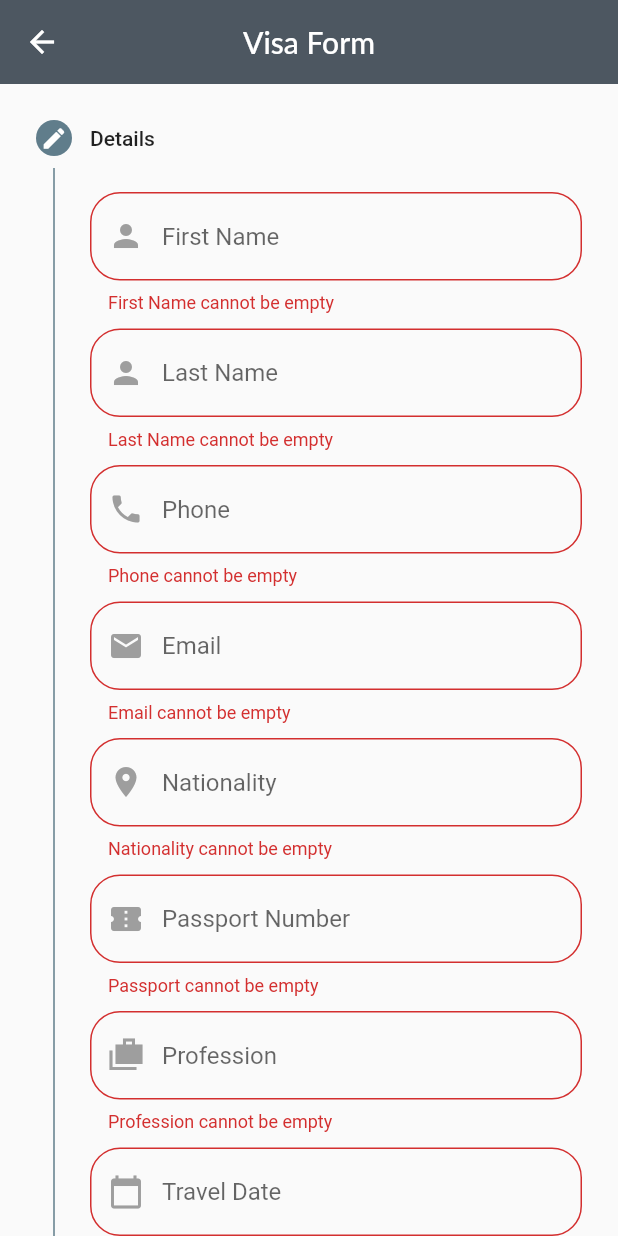
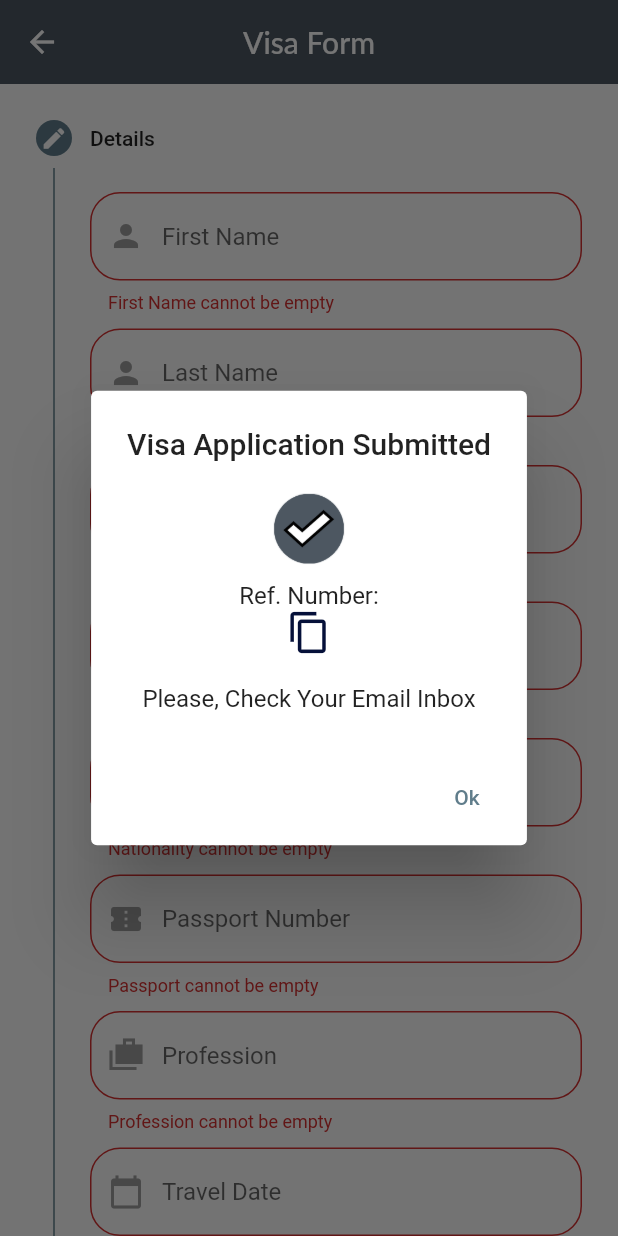
Before and after one commit to etEthiopia/emira_mob, a Flutter app: the VisaFormPage screen opened directly with empty values, after a tap on "Continue", on a phone screen of 412 x 824 dp. Run offline on Flutter 3.47's test engine with Material 2 defaults, Android fonts, the phone set to English and light mode, and no system bars; our stand-ins replace cloud_firestore, country_picker, curved_navigation_bar, file_picker, firebase_auth, firebase_core and 7 more; accounts and stored records are empty; Roboto replaces fonts that are missing (Lato).

Commit message:
refnum copy, new firebase, new imagepicker

```diff
--- a/lib/screens/visa/visa_form.dart
+++ b/lib/screens/visa/visa_form.dart
@@ -10,6 +10,7 @@ import 'package:emira_all_in_one_mob/theme/app_theme.dart';
 import 'package:firebase_auth/firebase_auth.dart';
 import 'package:flutter/material.dart';
 import 'package:emira_all_in_one_mob/services/app_localizations.dart';
+import 'package:flutter/services.dart';
 import 'package:intl/intl.dart';
 import 'package:country_picker/country_picker.dart';
 import 'package:url_launcher/url_launcher.dart';
@@ -180,10 +181,31 @@ class VisaFormPageState extends State<VisaFormPage> {
                       Text(
                           "${AppLocalizations.of(context)!.translate("reference_number")}: ",
                           textAlign: TextAlign.center),
-                      Text(
-                        refnum,
-                        textAlign: TextAlign.center,
-                        style: TextStyle(fontWeight: FontWeight.bold),
+                      Row(
+                        mainAxisAlignment: MainAxisAlignment.center,
+                        children: [
+                          Text(
+                            refnum,
+                            textAlign: TextAlign.center,
+                            style: TextStyle(fontWeight: FontWeight.bold),
+                          ),
+                          InkWell(
+                            child: Icon(
+                              Icons.copy,
+                              size: 30,
+                              color: blueblack,
+                            ),
+                            onTap: () {
+                              Clipboard.setData(ClipboardData(text: refnum))
+                                  .then((cd) => {
+                                        ScaffoldMessenger.of(context)
+                                            .showSnackBar(const SnackBar(
+                                          content: Text('Copied'),
+                                        ))
+                                      });
+                            },
+                          ),
+                        ],
                       ),
                     ],
                   ),
@@ -283,7 +305,7 @@ class VisaFormPageState extends State<VisaFormPage> {
                         ),
                       ),
                       child: Padding(
-                          padding: const EdgeInsets.all(0.0),
+                          padding: const EdgeInsets.all(3.0),
                           child: SizedBox(
                             // height: 100,
                             width: double.infinity,
@@ -319,7 +341,7 @@ class VisaFormPageState extends State<VisaFormPage> {
                         ),
                       ),
                       child: Padding(
-                          padding: const EdgeInsets.all(0.0),
+                          padding: const EdgeInsets.all(3.0),
                           child: SizedBox(
                             // height: 100,
                             width: double.infinity,
@@ -355,7 +377,7 @@ class VisaFormPageState extends State<VisaFormPage> {
                         ),
                       ),
                       child: Padding(
-                          padding: const EdgeInsets.all(0.0),
+                          padding: const EdgeInsets.all(3.0),
                           child: SizedBox(
                             // height: 100,
                             width: double.infinity,
@@ -388,7 +410,7 @@ class VisaFormPageState extends State<VisaFormPage> {
                         ),
                       ),
                       child: Padding(
-                          padding: const EdgeInsets.all(0.0),
+                          padding: const EdgeInsets.all(3.0),
                           child: SizedBox(
                             width: double.infinity,
                             child: Image.asset(
@@ -424,7 +446,7 @@ class VisaFormPageState extends State<VisaFormPage> {
                         ),
                       ),
                       child: Padding(
-                          padding: const EdgeInsets.all(0.0),
+                          padding: const EdgeInsets.all(3.0),
                           child: SizedBox(
                             width: double.infinity,
                             child: Image.asset(
@@ -507,6 +529,7 @@ class VisaFormPageState extends State<VisaFormPage> {
                                           fontSize: currentStep == 3 ? 25 : 20),
                                     )),
                                 onPressed: () {
+                                  _showMyDialog();
                                   setState(() {
                                     if (currentStep < steps.length - 1) {
                                       if (currentStep == 0 &&
@@ -1310,9 +1333,54 @@ class ContactState extends State<Contact> {
                               child: TextButton(
                                   onPressed: () {
                                     passportUploaded = "none";
+                                    // selectFile(context).then((value) {
+                                    //   //print("value");
+                                    //   //print(value);
+                                    //   if (value != null) {
+                                    //     setState(() {
+                                    //       fileuploaded = "uploading";
+                                    //     });
+                                    //     FBService.uploadFile(value, context)
+                                    //         .then((v) {
+                                    //       // print("v");
+                                    //       // print(v);
+                                    //       if (v != "") {
+                                    //         passportUploaded = v;
+                                    //         //print(v);
+                                    //         setState(() {
+                                    //           fileuploaded = "done";
+                                    //         });
+                                    //       } else {
+                                    //         passportUploaded = "none";
+                                    //         setState(() {
+                                    //           fileuploaded = "error";
+                                    //         });
+                                    //       }
+                                    //       // print("upload");
+                                    //       // print(v);
+                                    //     }).catchError((e) {
+                                    //       passportUploaded = "none";
+                                    //       //print(e);
+                                    //       setState(() {
+                                    //         fileuploaded = "error";
+                                    //       });
+                                    //     });
+                                    //   } else {
+                                    //     passportUploaded = "none";
+                                    //     setState(() {
+                                    //       fileuploaded = "error";
+                                    //     });
+                                    //   }
+                                    // }).catchError((e) {
+                                    //   passportUploaded = "none";
+                                    //   //print(e);
+                                    //   setState(() {
+                                    //     fileuploaded = "error";
+                                    //   });
+                                    // });
+
                                     selectFile(context).then((value) {
-                                      //print("value");
-                                      //print(value);
+                                      // print(value);
                                       if (value != null) {
                                         setState(() {
                                           fileuploaded = "uploading";
--- a/pubspec.yaml
+++ b/pubspec.yaml
@@ -65,7 +65,10 @@ dependencies:
   path_provider: ^2.0.11
 
   # File Picker to Upload
-  file_picker: ^4.6.1
+  #file_picker: ^4.6.1
+
+  # Image to Upload
+  image_picker: ^0.8.5+3
 
   # # Path to Download File
   # downloads_path_provider_28: ^0.1.2
```
Also changed, not shown: lib/services/fb_service.dart (+9 -6 lines), lib/services/utils.dart (+5 -3 lines), pubspec.lock, 2 other files.
